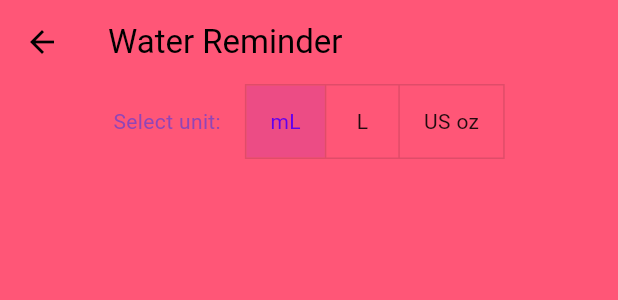
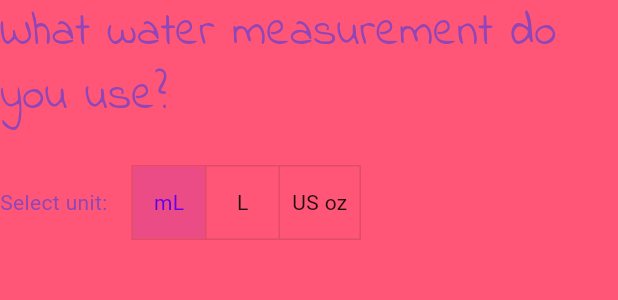
Before and after one commit to real-Hafez/lose_weight_eat_healthy, a Flutter app: the WaterPage widget shown alone on an empty page, opened directly, on a phone screen of 412 x 824 dp. Shown: the top 300 px of the screen. Run offline on Flutter 3.47's test engine with Material 3 defaults, Android fonts, the light colour scheme and no system bars; drawn by our look-alikes of animated_text_kit; our stand-ins replace another_flutter_splash_screen, auto_size_text, bloc, cloud_firestore, device_preview, firebase_auth and 8 more; accounts and stored records are empty.

Commit message:
add water mesurments and AnimatedTextWidget

```diff
--- a/lib/main.dart
+++ b/lib/main.dart
@@ -74,8 +74,8 @@
             themeMode: ThemeMode.system,
             theme: light_theme,
             darkTheme: dark_theme,
-            home: const Splash_Screen(),
-            // home: const setup(),
+            // home: const Splash_Screen(),
+            home: const setup(),
           );
         },
       ),
--- a/lib/src/features/Setup/pages/waterpage.dart
+++ b/lib/src/features/Setup/pages/waterpage.dart
@@ -1,4 +1,5 @@
 import 'package:flutter/material.dart';
+import 'package:lose_weight_eat_healthy/src/features/Setup/widgets/buildAnimatedText.dart';
 
 class WaterPage extends StatefulWidget {
   const WaterPage({
@@ -18,21 +19,32 @@
 
 class _WaterPageState extends State<WaterPage> {
   String _selectedUnit = 'mL';
+  bool _animationFinished = false;
 
   @override
   Widget build(BuildContext context) {
-    return Scaffold(
-      appBar: AppBar(
-        title: const Text('Water Reminder'),
+    return Column(
+      crossAxisAlignment: CrossAxisAlignment.center,
+      children: [
+        AnimatedTextWidget(
+          onFinished: () {
+            setState(() {
+              _animationFinished = true;
+            });
+            widget.onAnimationFinished();
+          },
+          text: 'What water measurement do you use?',
         ),
-      body: Column(
-        children: [
+        const SizedBox(height: 24),
+        if (_animationFinished) ...[
           Row(
             mainAxisAlignment: MainAxisAlignment.center,
+            crossAxisAlignment: CrossAxisAlignment.center,
             children: [
               const Text('Select unit:'),
               const SizedBox(width: 16),
-              ToggleButtons(
+              Expanded(
+                child: ToggleButtons(
                   isSelected:
                       _units.map((unit) => unit == _selectedUnit).toList(),
                   onPressed: (int index) {
@@ -42,16 +54,17 @@
                   },
                   children: _units
                       .map((unit) => Padding(
-                          padding: const EdgeInsets.symmetric(horizontal: 16.0),
+                            padding:
+                                const EdgeInsets.symmetric(horizontal: 8.0),
                             child: Text(unit),
                           ))
                       .toList(),
                 ),
+              ),
             ],
           ),
-
         ],
-      ),
+      ],
     );
   }
 }
```
Also changed, not shown: lib/src/features/Setup/pages/OnboardingPage.dart (+0 -21 lines). Lines whose indentation alone changed are shown as unchanged.
